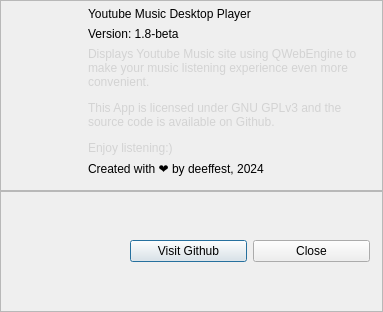
First picture: the form in core/ui/about_dialog.ui, repository deeffest/Youtube-Music-Desktop-Player, before the edit.
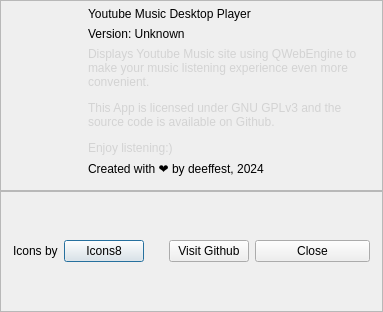
Second picture: the form after the edit. Icons and pictures are not drawn. Custom widgets are drawn as their Qt base class.

```diff
--- a/core/ui/about_dialog.ui
+++ b/core/ui/about_dialog.ui
@@ -115,7 +115,7 @@
         <item>
          <widget class="BodyLabel" name="BodyLabel_2">
           <property name="text">
-           <string>Version: 1.8-beta</string>
+           <string>Version: Unknown</string>
           </property>
          </widget>
         </item>
@@ -164,6 +164,25 @@
       </property>
       <item>
        <layout class="QHBoxLayout" name="horizontalLayout_5">
+        <item>
+         <widget class="BodyLabel" name="BodyLabel_4">
+          <property name="text">
+           <string>Icons by</string>
+          </property>
+         </widget>
+        </item>
+        <item>
+         <widget class="HyperlinkLabel" name="HyperlinkLabel">
+          <property name="text">
+           <string>Icons8</string>
+          </property>
+          <property name="url">
+           <url>
+            <string>https://icons8.com</string>
+           </url>
+          </property>
+         </widget>
+        </item>
         <item>
          <spacer name="horizontalSpacer_7">
           <property name="orientation">
@@ -206,14 +225,14 @@
         <item>
          <widget class="PrimaryPushButton" name="PrimaryPushButton">
           <property name="sizePolicy">
-           <sizepolicy hsizetype="MinimumExpanding" vsizetype="Fixed">
+           <sizepolicy hsizetype="Minimum" vsizetype="Fixed">
             <horstretch>0</horstretch>
             <verstretch>0</verstretch>
            </sizepolicy>
           </property>
           <property name="minimumSize">
            <size>
-            <width>0</width>
+            <width>115</width>
             <height>0</height>
            </size>
           </property>
@@ -256,6 +275,11 @@
    <extends>QLabel</extends>
    <header>qfluentwidgets</header>
   </customwidget>
+  <customwidget>
+   <class>HyperlinkLabel</class>
+   <extends>QPushButton</extends>
+   <header>qfluentwidgets</header>
+  </customwidget>
  </customwidgets>
  <resources/>
  <connections/>
```
